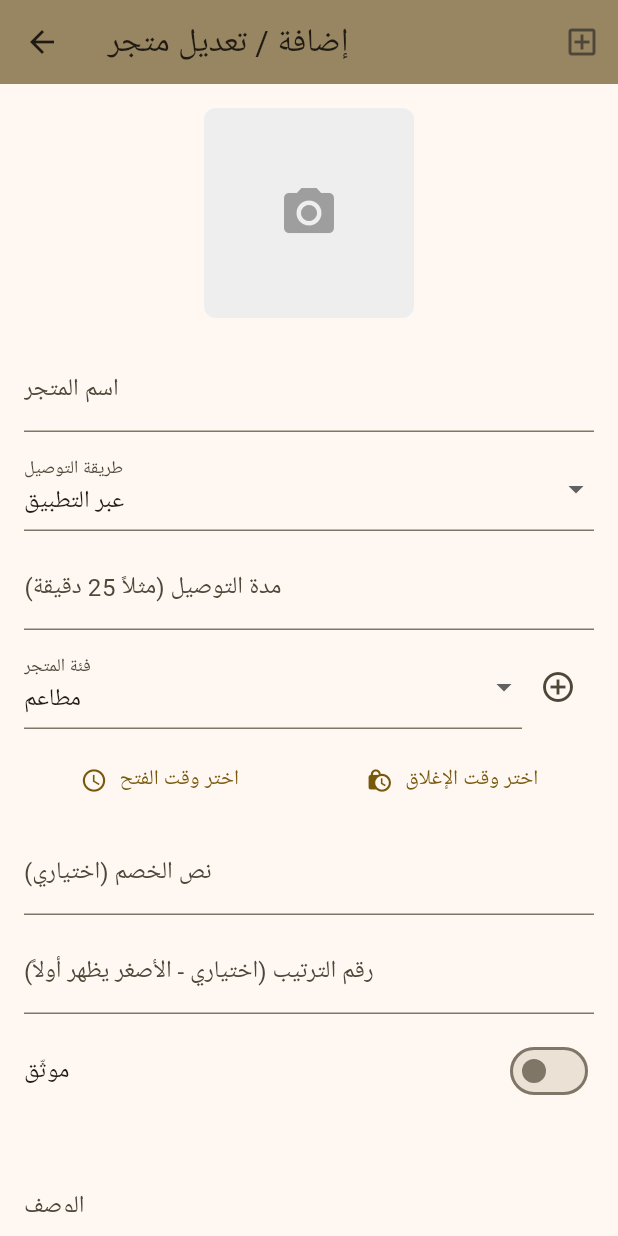
After one commit to otaibaapp/admin, a Flutter app: the screen it shows after launch, after a tap on "إضافة متجر جديد", on a phone screen of 412 x 824 dp. The commit adds this screen. Run offline on Flutter 3.47's test engine with Material 3 defaults, Android fonts, the phone set to English and light mode, and no system bars; our stand-ins replace firebase_core, firebase_database, firebase_storage, flutter_svg, image_picker; accounts and stored records are empty.

Commit message:
Shopping admin design

```diff
--- /dev/null
+++ b/lib/admin_store_editor.dart
@@ -0,0 +1,372 @@
+import 'dart:io';
+import 'package:firebase_database/firebase_database.dart';
+import 'package:firebase_storage/firebase_storage.dart';
+import 'package:flutter/material.dart';
+import 'package:image_picker/image_picker.dart';
+
+class AdminStoreEditor extends StatefulWidget {
+  const AdminStoreEditor({super.key});
+
+  @override
+  State<AdminStoreEditor> createState() => _AdminStoreEditorState();
+}
+
+class _AdminStoreEditorState extends State<AdminStoreEditor> {
+  final _formKey = GlobalKey<FormState>();
+
+  final _nameController = TextEditingController();
+  final _deliveryTimeController = TextEditingController();
+  final _descriptionController = TextEditingController();
+  final _discountController = TextEditingController();
+  final _orderController = TextEditingController(); // رقم الترتيب
+
+  String _deliveryMethod = "عبر التطبيق";
+  String _category = "مطاعم";
+  TimeOfDay? _openTime;
+  TimeOfDay? _closeTime;
+  File? _imageFile;
+  bool _verified = false;
+
+  // 🔹 مسار الفئات
+  final _databaseRef =
+  FirebaseDatabase.instance.ref("otaibah_navigators_taps/shopping/categories");
+  final picker = ImagePicker();
+
+  // 🔹 قائمة الفئات (تبدأ بقيم افتراضية — تتبدل بعد التحميل من Firebase)
+  List<String> _categories = ["مطاعم", "حلويات", "لحوم", "خضار", "كهربائيات"];
+
+  @override
+  void initState() {
+    super.initState();
+    _loadCategories(); // حمّل الفئات ديناميكياً
+  }
+
+  @override
+  void dispose() {
+    _nameController.dispose();
+    _deliveryTimeController.dispose();
+    _descriptionController.dispose();
+    _discountController.dispose();
+    _orderController.dispose();
+    super.dispose();
+  }
+
+  Future<void> _loadCategories() async {
+    try {
+      final snap = await _databaseRef.get();
+      final names = <String>[];
+      if (snap.exists && snap.value is Map) {
+        final map = snap.value as Map;
+        for (final k in map.keys) {
+          names.add(k.toString());
+        }
+      }
+      names.sort(); // ترتيب أبجدي
+      setState(() {
+        if (names.isNotEmpty) {
+          _categories = names;
+        }
+        if (!_categories.contains(_category)) {
+          _category = _categories.first;
+        }
+      });
+    } catch (_) {
+      // تجاهل بهدوء (ممكن تضيف Snackbar لو حاب)
+    }
+  }
+
+  Future<void> _pickImage() async {
+    final picked = await picker.pickImage(source: ImageSource.gallery);
+    if (picked != null) {
+      setState(() => _imageFile = File(picked.path));
+    }
+  }
+
+  Future<String> _uploadImage(String storeId) async {
+    if (_imageFile == null) return "";
+    final ref = FirebaseStorage.instance
+        .ref()
+        .child("otaibah_stores_images")
+        .child("$storeId.jpg");
+    await ref.putFile(_imageFile!);
+    return await ref.getDownloadURL();
+  }
+
+  // ✅ حفظ المتجر في Firebase
+  Future<void> _saveToFirebase() async {
+    if (!_formKey.currentState!.validate()) return;
+
+    final newStoreRef = _databaseRef.child(_category).push();
+    final storeId = newStoreRef.key!;
+    final imageUrl = await _uploadImage(storeId);
+
+    final int order =
+        int.tryParse(_orderController.text.trim()) ?? 9999; // ترتيب افتراضي آخر القائمة
+
+    await newStoreRef.set({
+      "name": _nameController.text.trim(),
+      "imageUrl": imageUrl,
+      "deliveryTime": _deliveryTimeController.text.trim(),
+      "deliveryMethod": _deliveryMethod,
+      "openTime": _openTime != null ? _openTime!.format(context) : "",
+      "closeTime": _closeTime != null ? _closeTime!.format(context) : "",
+      "description": _descriptionController.text.trim(),
+      "discountText": _discountController.text.trim(),
+      "category": _category,
+      "createdAt": DateTime.now().toIso8601String(),
+      "verified": _verified,
+      "order": order, // 🔹 الترتيب
+    });
+
+    if (mounted) {
+      ScaffoldMessenger.of(context).showSnackBar(
+        const SnackBar(content: Text("✅ تم حفظ المتجر بنجاح")),
+      );
+      Navigator.pop(context);
+    }
+  }
+
+  // ✅ إضافة فئة جديدة (category)
+  Future<void> _addNewCategory() async {
+    String newCategory = "";
+    await showDialog(
+      context: context,
+      builder: (ctx) => AlertDialog(
+        title: const Text("إضافة فئة جديدة"),
+        content: TextField(
+          onChanged: (v) => newCategory = v.trim(),
+          decoration: const InputDecoration(hintText: "مثلاً: ألبسة"),
+        ),
+        actions: [
+          TextButton(
+            onPressed: () => Navigator.pop(ctx),
+            child: const Text("إلغاء"),
+          ),
+          ElevatedButton(
+            onPressed: () async {
+              if (newCategory.isEmpty) return;
+
+              // لو الفئة موجودة مسبقاً ما نعيد كتابتها
+              final catRef = _databaseRef.child(newCategory);
+              final exists = await catRef.get();
+              if (!exists.exists) {
+                await catRef.set({"_init": true});
+              }
+
+              if (mounted) {
+                Navigator.pop(ctx);
+                await _loadCategories(); // 👈 حدّث قائمة الفئات فوراً
+                setState(() => _category = newCategory);
+                ScaffoldMessenger.of(context).showSnackBar(
+                  SnackBar(content: Text("✅ تمت إضافة الفئة: $newCategory")),
+                );
+              }
+            },
+            style: ElevatedButton.styleFrom(backgroundColor: const Color(0xFF988561)),
+            child: const Text("إضافة"),
+          ),
+        ],
+      ),
+    );
+  }
+
+  Future<void> _pickTime(bool isOpen) async {
+    final picked = await showTimePicker(
+      context: context,
+      initialTime: const TimeOfDay(hour: 9, minute: 0),
+    );
+    if (picked != null) {
+      setState(() {
+        if (isOpen) {
+          _openTime = picked;
+        } else {
+          _closeTime = picked;
+        }
+      });
+    }
+  }
+
+  @override
+  Widget build(BuildContext context) {
+    return Scaffold(
+      appBar: AppBar(
+        title: const Text("إضافة / تعديل متجر"),
+        backgroundColor: const Color(0xFF988561),
+        actions: [
+          IconButton(
+            tooltip: "إضافة فئة جديدة",
+            onPressed: _addNewCategory,
+            icon: const Icon(Icons.add_box_outlined),
+          )
+        ],
+      ),
+      body: Padding(
+        padding: const EdgeInsets.all(16.0),
+        child: Form(
+          key: _formKey,
+          child: SingleChildScrollView(
+            child: Column(
+              crossAxisAlignment: CrossAxisAlignment.start,
+              children: [
+                Center(
+                  child: GestureDetector(
+                    onTap: _pickImage,
+                    child: _imageFile != null
+                        ? ClipRRect(
+                      borderRadius: BorderRadius.circular(8),
+                      child: Image.file(
+                        _imageFile!,
+                        width: 140,
+                        height: 140,
+                        fit: BoxFit.cover,
+                      ),
+                    )
+                        : Container(
+                      width: 140,
+                      height: 140,
+                      decoration: BoxDecoration(
+                        color: Colors.grey[200],
+                        borderRadius: BorderRadius.circular(8),
+                      ),
+                      child: const Icon(Icons.camera_alt,
+                          color: Colors.grey, size: 40),
+                    ),
+                  ),
+                ),
+                const SizedBox(height: 20),
+
+                // اسم المتجر
+                TextFormField(
+                  controller: _nameController,
+                  decoration: const InputDecoration(labelText: "اسم المتجر"),
+                  validator: (v) =>
+                  v == null || v.isEmpty ? "يرجى إدخال اسم المتجر" : null,
+                ),
+                const SizedBox(height: 10),
+
+                // طريقة التوصيل
+                DropdownButtonFormField<String>(
+                  value: _deliveryMethod,
+                  decoration: const InputDecoration(labelText: "طريقة التوصيل"),
+                  items: const [
+                    DropdownMenuItem(value: "عبر التطبيق", child: Text("عبر التطبيق")),
+                    DropdownMenuItem(value: "عبر المتجر ذاته", child: Text("عبر المتجر ذاته")),
+                  ],
+                  onChanged: (val) => setState(() => _deliveryMethod = val!),
+                ),
+                const SizedBox(height: 10),
+
+                // وقت التوصيل
+                TextFormField(
+                  controller: _deliveryTimeController,
+                  decoration: const InputDecoration(
+                      labelText: "مدة التوصيل (مثلاً 25 دقيقة)"),
+                ),
+                const SizedBox(height: 10),
+
+                // الفئة (ديناميكي)
+                Row(
+                  children: [
+                    Expanded(
+                      child: DropdownButtonFormField<String>(
+                        value: _categories.contains(_category) ? _category : (_categories.isNotEmpty ? _categories.first : "مطاعم"),
+                        decoration: const InputDecoration(labelText: "فئة المتجر"),
+                        items: _categories
+                            .map((c) => DropdownMenuItem(value: c, child: Text(c)))
+                            .toList(),
+                        onChanged: (val) => setState(() => _category = val!),
+                      ),
+                    ),
+                    IconButton(
+                      icon: const Icon(Icons.add_circle_outline),
+                      tooltip: "إضافة فئة جديدة",
+                      onPressed: _addNewCategory,
+                    ),
+                  ],
+                ),
+                const SizedBox(height: 10),
+
+                // وقت الفتح / الإغلاق
+                Row(
+                  children: [
+                    Expanded(
+                      child: TextButton.icon(
+                        onPressed: () => _pickTime(true),
+                        icon: const Icon(Icons.access_time),
+                        label: Text(_openTime != null
+                            ? "يفتح ${_openTime!.format(context)}"
+                            : "اختر وقت الفتح"),
+                      ),
+                    ),
+                    const SizedBox(width: 10),
+                    Expanded(
+                      child: TextButton.icon(
+                        onPressed: () => _pickTime(false),
+                        icon: const Icon(Icons.lock_clock),
+                        label: Text(_closeTime != null
+                            ? "يغلق ${_closeTime!.format(context)}"
+                            : "اختر وقت الإغلاق"),
+                      ),
+                    ),
+                  ],
+                ),
+                const SizedBox(height: 10),
+
+                // الخصم
+                TextFormField(
+                  controller: _discountController,
+                  decoration: const InputDecoration(labelText: "نص الخصم (اختياري)"),
+                ),
+                const SizedBox(height: 10),
+
+                // الترتيب
+                TextFormField(
+                  controller: _orderController,
+                  keyboardType: TextInputType.number,
+                  decoration: const InputDecoration(
+                    labelText: "رقم الترتيب (اختياري - الأصغر يظهر أولاً)",
+                  ),
+                  validator: (v) {
+                    if (v == null || v.trim().isEmpty) return null;
+                    return int.tryParse(v.trim()) == null ? "أدخل رقم فقط" : null;
+                  },
+                ),
+                const SizedBox(height: 10),
+
+                // موثّق
+                SwitchListTile(
+                  title: const Text("موثّق"),
+                  value: _verified,
+                  onChanged: (v) => setState(() => _verified = v),
+                  contentPadding: EdgeInsets.zero,
+                ),
+                const SizedBox(height: 10),
+
+                // الوصف
+                TextFormField(
+                  controller: _descriptionController,
+                  maxLines: 3,
+                  decoration: const InputDecoration(labelText: "الوصف"),
+                ),
+                const SizedBox(height: 20),
+
+                Center(
+                  child: ElevatedButton.icon(
+                    style: ElevatedButton.styleFrom(
+                      backgroundColor: const Color(0xFF988561),
+                      padding: const EdgeInsets.symmetric(
+                          horizontal: 40, vertical: 14),
+                    ),
+                    onPressed: _saveToFirebase,
+                    icon: const Icon(Icons.save),
+                    label: const Text("حفظ المتجر"),
+                  ),
+                ),
+              ],
+            ),
+          ),
+        ),
+      ),
+    );
+  }
+}
--- a/lib/main.dart
+++ b/lib/main.dart
@@ -1,6 +1,7 @@
 import 'package:firebase_core/firebase_core.dart';
 import 'package:flutter/material.dart';
 import 'package:otaibah_app_admin/add_to_firebase_database.dart';
+import 'package:otaibah_app_admin/admin_store_editor.dart'; // ✅ أضفنا صفحة إدارة المتاجر
 
 void main() async {
   WidgetsFlutterBinding.ensureInitialized();
@@ -15,11 +16,12 @@ class MyApp extends StatelessWidget {
   Widget build(BuildContext context) {
     return MaterialApp(
       debugShowCheckedModeBanner: false,
-      title: 'Flutter Demo',
+      title: 'Otaibah Admin',
       theme: ThemeData(
-        colorScheme: ColorScheme.fromSeed(seedColor: Colors.deepPurple),
+        colorScheme: ColorScheme.fromSeed(seedColor: const Color(0xFF988561)),
+        useMaterial3: true,
       ),
-      home: const MyHomePage(title: 'Add To Firebase Database'),
+      home: const MyHomePage(title: 'لوحة إدارة تطبيق العتيبة'),
     );
   }
 }
@@ -36,24 +38,69 @@ class MyHomePage extends StatefulWidget {
 class _MyHomePageState extends State<MyHomePage> {
   @override
   Widget build(BuildContext context) {
-    // This method is rerun every time setState is called, for instance as done
-    // by the _incrementCounter method above.
-    //
-    // The Flutter framework has been optimized to make rerunning build methods
-    // fast, so that you can just rebuild anything that needs updating rather
-    // than having to individually change instances of widgets.
+    // ✅ كودك الأصلي بالكامل بدون حذف
     return Scaffold(
       appBar: AppBar(
-        // TRY THIS: Try changing the color here to a specific color (to
-        // Colors.amber, perhaps?) and trigger a hot reload to see the AppBar
-        // change color while the other colors stay the same.
-        backgroundColor: Theme.of(context).colorScheme.inversePrimary,
-        // Here we take the value from the MyHomePage object that was created by
-        // the App.build method, and use it to set our appbar title.
-        title: Text(widget.title),
+        backgroundColor: const Color(0xFF988561),
+        title: Text(
+          widget.title,
+          style: const TextStyle(
+            color: Colors.white,
+            fontWeight: FontWeight.bold,
+          ),
+        ),
+        actions: [
+          // ✅ زر جديد في الأعلى لفتح صفحة إدارة المتاجر
+          IconButton(
+            tooltip: "إدارة المتاجر",
+            icon: const Icon(Icons.store_mall_directory, color: Colors.white),
+            onPressed: () {
+              Navigator.push(
+                context,
+                MaterialPageRoute(builder: (_) => const AdminStoreEditor()),
+              );
+            },
+          ),
+        ],
       ),
-      body:
-          AddToFirebaseDatabase(), // This trailing comma makes auto-formatting nicer for build methods.
+
+      // ✅ هنا الجسم الرئيسي الأصلي، ضفنا فقط زر إضافي بأسفل الصفحة
+      body: SafeArea(
+        child: Column(
+          children: [
+            // ✅ الكود الأصلي لصفحة الإضافة القديمة
+            const Expanded(
+              child: AddToFirebaseDatabase(),
+            ),
+
+            // ✅ زر جديد واضح لفتح صفحة إدارة المتجر
+            Padding(
+              padding: const EdgeInsets.all(16.0),
+              child: ElevatedButton.icon(
+                style: ElevatedButton.styleFrom(
+                  backgroundColor: const Color(0xFF988561),
+                  foregroundColor: Colors.white,
+                  padding:
+                  const EdgeInsets.symmetric(horizontal: 30, vertical: 14),
+                  textStyle: const TextStyle(
+                    fontWeight: FontWeight.bold,
+                    fontSize: 16,
+                  ),
+                ),
+                onPressed: () {
+                  Navigator.push(
+                    context,
+                    MaterialPageRoute(
+                        builder: (context) => const AdminStoreEditor()),
+                  );
+                },
+                icon: const Icon(Icons.add_business_rounded),
+                label: const Text("إضافة متجر جديد"),
+              ),
+            ),
+          ],
+        ),
+      ),
     );
   }
 }
```
Also changed, not shown: lib/loading_dialog.dart (+21 -27 lines).
